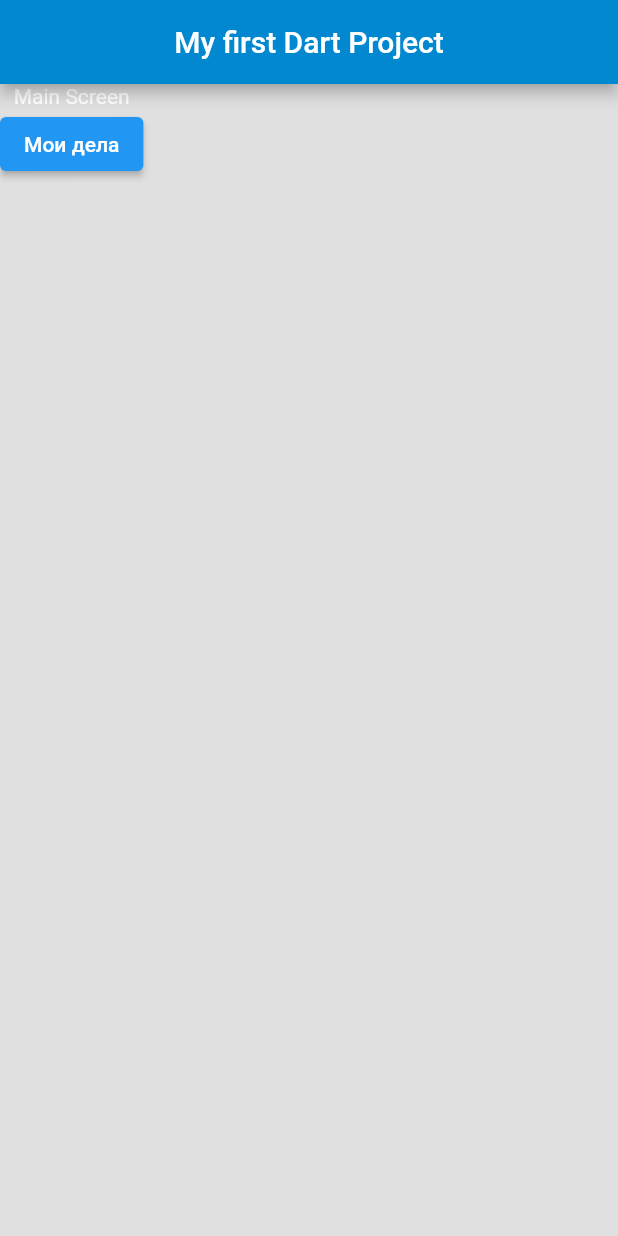
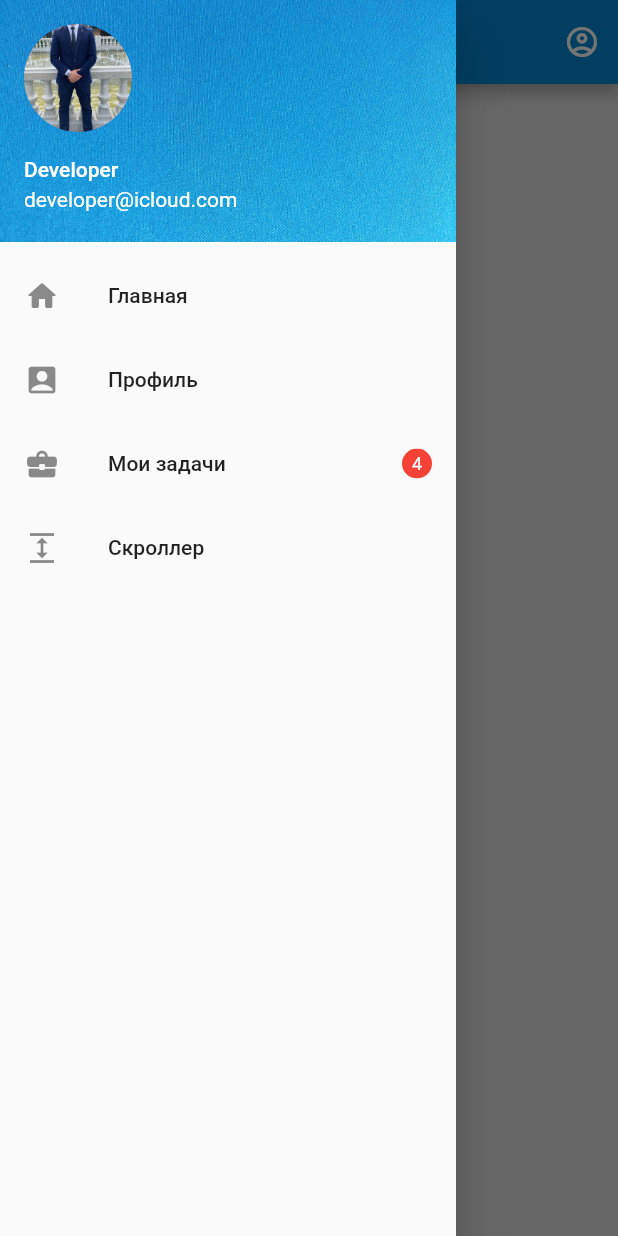
Before and after one commit to frosterlolz/flutter_todo, a Flutter app: the screen it shows after launch, with the side drawer open (before the commit the screen has no drawer), on a phone screen of 412 x 824 dp. Run offline on Flutter 3.47's test engine with Material 2 defaults, Android fonts, the phone set to English and light mode, and no system bars.

Commit message:
try to realize some navbars and includes

```diff
--- /dev/null
+++ b/lib/includes/NavBar.dart
@@ -0,0 +1,89 @@
+import 'package:flutter/material.dart';
+import 'package:flutter_todo/pages/home.dart';
+
+
+var count = Home;
+
+class NavBar extends StatefulWidget {
+  const NavBar({Key? key}) : super(key: key);
+
+  @override
+  _NavBarState createState() => _NavBarState();
+}
+
+class _NavBarState extends State<NavBar> {
+  @override
+  Widget build(BuildContext context) {
+    return Drawer(
+          child: ListView(
+            padding: EdgeInsets.zero,
+            children: [
+              UserAccountsDrawerHeader(
+                  accountEmail: Text('developer@icloud.com'),
+                  accountName: Text('Developer'),
+                  currentAccountPicture: CircleAvatar(
+                    child: ClipOval(
+                      child: Image.asset('assets/images/wedding.jpg',
+                        fit: BoxFit.cover,
+                        width: 90,
+                        height: 90,
+                      )
+                    ),
+                  ),
+                decoration: BoxDecoration(
+                  color: Colors.blue,
+                  image: DecorationImage(
+                    fit: BoxFit.fill,
+                    image: AssetImage('assets/images/NavBarBack.jpg'),
+                  )
+                ),
+              ),
+              ListTile(
+                leading: Icon(Icons.home_rounded),
+                title: const Text('Главная'),
+                onTap: (){
+                  Navigator.pop(context);
+                  Navigator.pushNamedAndRemoveUntil(context, '/', (route) => false);
+                },
+              ),
+              ListTile(
+                leading: Icon(Icons.account_box_rounded),
+                title: const Text('Профиль'),
+                onTap: (){
+                  Navigator.pop(context);
+                  Navigator.pushNamedAndRemoveUntil(context, '/profile', (route) => false);
+                },
+              ),
+              ListTile(
+                leading: Icon(Icons.business_center_rounded),
+                title: const Text('Мои задачи'),
+                onTap: (){
+                  Navigator.pop(context);
+                  Navigator.pushNamedAndRemoveUntil(context, '/todo', (route) => false);
+                },
+                trailing: ClipOval(
+                  child: Container(
+                    color: Colors.red,
+                    width: 20,
+                    height: 20,
+                    child: Center(
+                      child: Text(
+                        '4',
+                        style: TextStyle(color: Colors.white, fontSize: 12),),
+                    ),
+                  ),
+                ),
+              ),
+              ListTile(
+                leading: Icon(Icons.expand),
+                title: const Text('Скроллер'),
+                onTap: (){
+                  Navigator.pop(context);
+                  Navigator.pushNamedAndRemoveUntil(context, '/customScroller', (route) => false);
+                },
+              ),
+            ],
+          )
+    );
+  }
+}
--- a/lib/main.dart
+++ b/lib/main.dart
@@ -2,6 +2,7 @@ import 'package:flutter/material.dart';
 import 'package:flutter_todo/pages/home.dart';
 import 'package:flutter_todo/pages/main_screen.dart';
 import 'package:flutter_todo/pages/profile.dart';
+import 'package:flutter_todo/pages/customscrollview.dart';
 
 
 void main() => runApp(MaterialApp(
@@ -14,5 +15,6 @@ void main() => runApp(MaterialApp(
     '/': (context) => MainScreen(),
     '/todo': (context) => Home(),
     '/profile': (context) => Profile(),
+    '/customScroller': (context) => CustomScroller(),
   },
 ));
--- a/lib/pages/main_screen.dart
+++ b/lib/pages/main_screen.dart
@@ -1,4 +1,5 @@
 import 'package:flutter/material.dart';
+import 'package:flutter_todo/includes/NavBar.dart';
 
 class MainScreen extends StatelessWidget {
   const MainScreen({Key? key}) : super(key: key);
@@ -8,8 +9,19 @@ class MainScreen extends StatelessWidget {
   @override
   Widget build(BuildContext context) {
     return Scaffold(
+        drawer: NavBar(),
         backgroundColor: Colors.grey[300],
-        appBar: AppBar(title: const Text(_title), centerTitle: true), // HEADER
+        appBar: AppBar(
+          title: const Text(_title),
+          centerTitle: true,
+          actions: <Widget>[
+            IconButton(
+              onPressed: () {
+                Navigator.pushNamedAndRemoveUntil(context, '/profile', (route) => false);},
+              icon: const Icon(Icons.account_circle_outlined),
+              tooltip: 'Профиль',
+            )
+          ],),
       body: Column(
         children: [
           Text('Main Screen', style: TextStyle(color: Colors.white),),
--- a/pubspec.yaml
+++ b/pubspec.yaml
@@ -45,9 +45,9 @@ flutter:
   uses-material-design: true
 
   # To add assets to your application, add an assets section, like this:
-  # assets:
-  #   - images/a_dot_burr.jpeg
-  #   - images/a_dot_ham.jpeg
+  assets:
+    - assets/images/wedding.jpg
+    - assets/images/NavBarBack.jpg
 
   # An image asset can refer to one or more resolution-specific "variants", see
   # https://flutter.dev/assets-and-images/#resolution-aware.
```
Also changed, not shown: lib/pages/customscrollview.dart (added, +88 -0 lines), lib/pages/home.dart (+36 -27 lines), lib/pages/profile.dart (+2 -28 lines), assets/images/NavBarBack.jpg (added), assets/images/wedding.jpg (added). Lines whose indentation alone changed are shown as unchanged.
